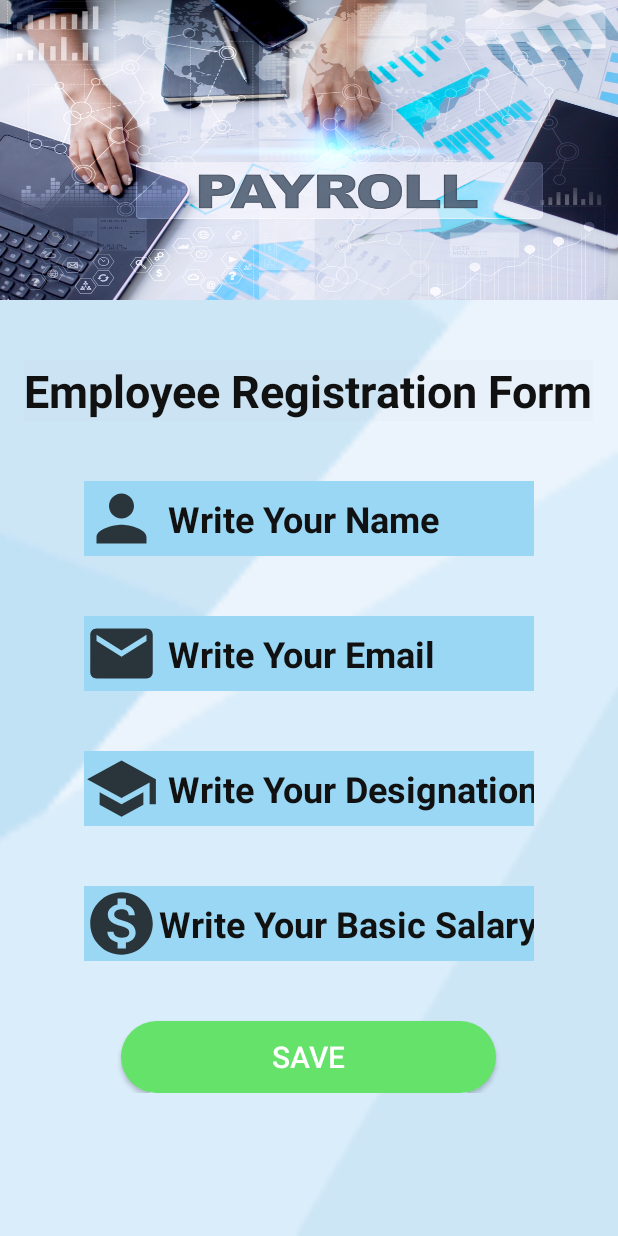
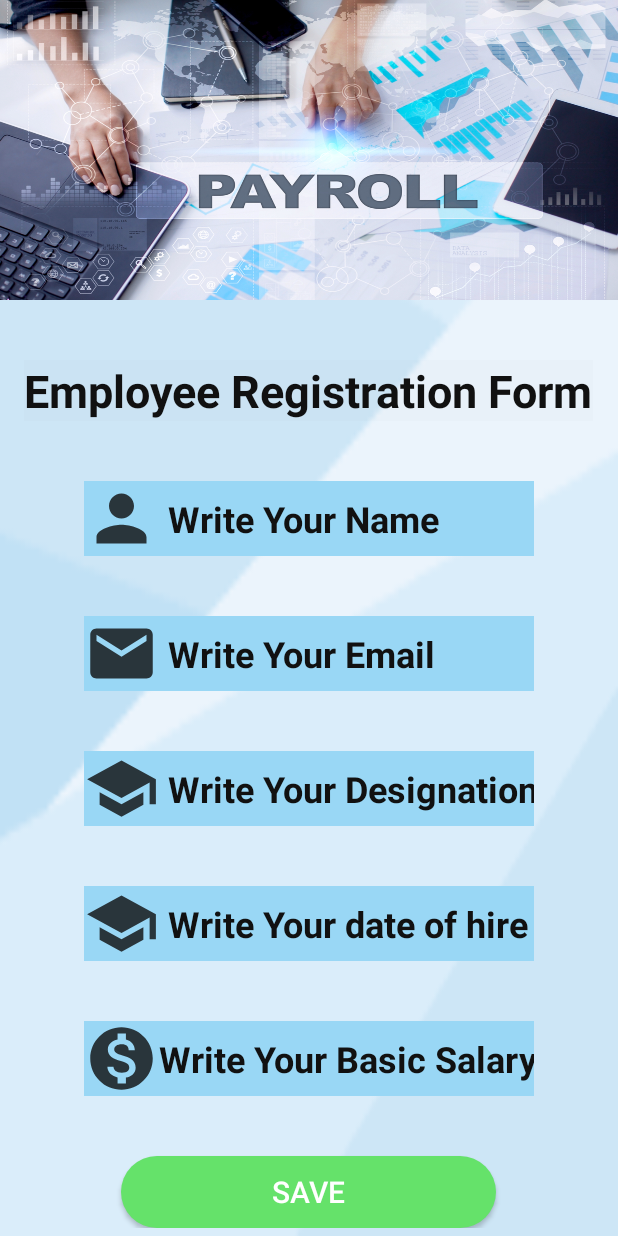
Before and after one commit to Ashmunna/PayrollAndroidApp, an Android app: the AddEmployeeActivity screen opened directly, with no data from a screen before it, after a tap on "SAVE", on a phone screen of 412 x 824 dp. Run offline under Robolectric (Android 15) with nearby library versions, the phone set to English and light mode, and no system bars; 1 statement that could not run was skipped.

Commit message:
By AshMunna

```diff
--- a/app/src/main/AndroidManifest.xml
+++ b/app/src/main/AndroidManifest.xml
@@ -22,13 +22,17 @@
         <activity android:name=".SalaryAllowancesActivity" />
         <activity android:name=".AddEmployeeActivity" />
         <activity android:name=".DashboardActivity">
+
             <intent-filter>
                 <action android:name="android.intent.action.MAIN" />
 
                 <category android:name="android.intent.category.LAUNCHER" />
             </intent-filter>
+
         </activity>
-        <activity android:name=".LoginActivity"></activity>
+        <activity android:name=".LoginActivity">
+
+        </activity>
     </application>
 
 </manifest>
--- a/app/src/main/java/com/example/payrollmanagementsystem/AddEmployeeActivity.java
+++ b/app/src/main/java/com/example/payrollmanagementsystem/AddEmployeeActivity.java
@@ -16,6 +16,7 @@ import com.example.payrollmanagementsystem.model.Employee;
 import com.example.payrollmanagementsystem.service.EmployeeService;
 
 import java.io.IOException;
+import java.util.Date;
 
 import okhttp3.ResponseBody;
 import retrofit2.Call;
@@ -47,14 +48,19 @@ public class AddEmployeeActivity extends AppCompatActivity {
             public void onClick(View v) {
                 String name = editTextName.getText().toString();
                 String email = editTextEmail.getText().toString();
+
+
                 final String designation = editTextDesignation.getText().toString();
                 final double basicsalary = Double.parseDouble(editTextBasicSalary.getText().toString());
                 EmployeeService service = RetrofitConnection.getRetrofitInstance().create(EmployeeService.class);
-                Employee newEmployee= new Employee(name,email,designation,basicsalary);
+                Employee newEmployee= new Employee();
+                newEmployee.setFirstName(name);
+                newEmployee.setJoingDate(new Date());
+
                 Call<Employee> call=service.register(newEmployee);
 
                     call.enqueue(new Callback<Employee>() {
-                        @SuppressLint("ResourceType")
+
                         @Override
                         public void onResponse(Call<Employee> call, Response<Employee> response) {
                             Employee s=response.body();
--- a/app/src/main/java/com/example/payrollmanagementsystem/SalarySheetActivity.java
+++ b/app/src/main/java/com/example/payrollmanagementsystem/SalarySheetActivity.java
@@ -46,7 +46,7 @@ public class SalarySheetActivity extends AppCompatActivity {
 
         EmployeeService service = RetrofitConnection.getRetrofitInstance().create(EmployeeService.class);
 
-        Call<List<EmployeeDeduction>> call2=service.showSalarySheet();
+        Call<List<EmployeeDeduction>> call2=service.showId();
 
         call2.enqueue(new Callback<List<EmployeeDeduction>>() {
             @Override
--- a/app/src/main/java/com/example/payrollmanagementsystem/connection/RetrofitConnection.java
+++ b/app/src/main/java/com/example/payrollmanagementsystem/connection/RetrofitConnection.java
@@ -6,7 +6,7 @@ import retrofit2.converter.gson.GsonConverterFactory;
 public class RetrofitConnection {
 
     private static Retrofit retrofit;
-    private static final String BASE_URL = "http://192.168.0.108:8081";
+    private static final String BASE_URL = "http://192.168.2.237:8081";
 
     public static Retrofit getRetrofitInstance() {
         if (retrofit == null) {
--- a/app/src/main/java/com/example/payrollmanagementsystem/model/Employee.java
+++ b/app/src/main/java/com/example/payrollmanagementsystem/model/Employee.java
@@ -49,6 +49,9 @@ public class Employee {
     @SerializedName("password")
     @Expose
     private Object password;
+    @SerializedName("joingDate")
+    @Expose
+    private Object joingDate;
 
 
     public Employee() {
@@ -181,4 +184,11 @@ public class Employee {
         this.password = password;
     }
 
+    public Object getJoingDate() {
+        return joingDate;
+    }
+
+    public void setJoingDate(Object joingDate) {
+        this.joingDate = joingDate;
+    }
 }
--- a/app/src/main/res/layout/activity_add_employee.xml
+++ b/app/src/main/res/layout/activity_add_employee.xml
@@ -85,17 +85,36 @@
                 android:textStyle="bold" />
 
             <EditText
-                android:id="@+id/designation"
+            android:id="@+id/designation"
+            android:layout_width="300dp"
+            android:layout_height="50dp"
+            android:layout_below="@id/email"
+            android:layout_alignStart="@id/email"
+            android:layout_alignLeft="@id/email"
+            android:layout_centerHorizontal="true"
+            android:layout_marginTop="40dp"
+            android:background="@color/colorBackground"
+            android:ems="10"
+            android:hint=" Write Your Designation"
+            android:drawableLeft="@drawable/register_designation"
+            android:inputType="textPersonName"
+            android:textColor="@color/colornew"
+            android:textColorHint="@color/colornew"
+            android:textSize="24sp"
+            android:textStyle="bold" />
+
+            <EditText
+                android:id="@+id/doh"
                 android:layout_width="300dp"
                 android:layout_height="50dp"
-                android:layout_below="@id/email"
-                android:layout_alignStart="@id/email"
-                android:layout_alignLeft="@id/email"
+                android:layout_below="@id/designation"
+                android:layout_alignStart="@id/designation"
+                android:layout_alignLeft="@id/designation"
                 android:layout_centerHorizontal="true"
                 android:layout_marginTop="40dp"
                 android:background="@color/colorBackground"
                 android:ems="10"
-                android:hint=" Write Your Designation"
+                android:hint=" Write Your date of hire"
                 android:drawableLeft="@drawable/register_designation"
                 android:inputType="textPersonName"
                 android:textColor="@color/colornew"
```
